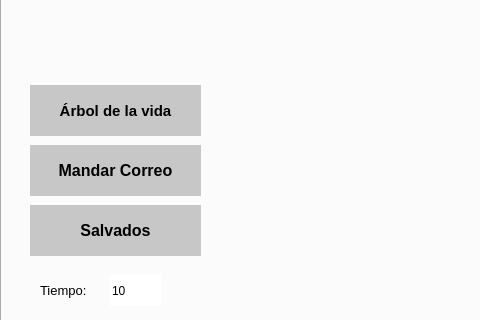
Qt form mainwindow.ui (gaboq98/ArbolDelJuicio) before a commit; both pictures show x 0 to 480 and y 121 to 441 of the 1031 by 523 pixel window.
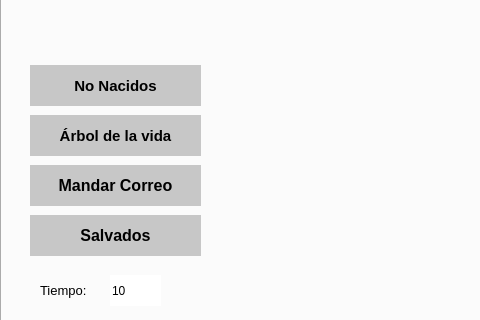
The same form after that commit. Icons and pictures are not drawn.

```diff
--- a/mainwindow.ui
+++ b/mainwindow.ui
@@ -77,9 +77,9 @@
       <property name="geometry">
        <rect>
         <x>30</x>
-        <y>180</y>
+        <y>210</y>
         <width>171</width>
-        <height>51</height>
+        <height>41</height>
        </rect>
       </property>
       <property name="font">
@@ -100,9 +100,9 @@
       <property name="geometry">
        <rect>
         <x>30</x>
-        <y>240</y>
+        <y>260</y>
         <width>171</width>
-        <height>51</height>
+        <height>41</height>
        </rect>
       </property>
       <property name="font">
@@ -123,9 +123,9 @@
       <property name="geometry">
        <rect>
         <x>30</x>
-        <y>300</y>
+        <y>310</y>
         <width>171</width>
-        <height>51</height>
+        <height>41</height>
        </rect>
       </property>
       <property name="font">
@@ -228,6 +228,29 @@
        <bool>false</bool>
       </property>
      </widget>
+     <widget class="QPushButton" name="arbol_de_vida_button_2">
+      <property name="geometry">
+       <rect>
+        <x>30</x>
+        <y>160</y>
+        <width>171</width>
+        <height>41</height>
+       </rect>
+      </property>
+      <property name="font">
+       <font>
+        <pointsize>11</pointsize>
+        <weight>75</weight>
+        <bold>true</bold>
+       </font>
+      </property>
+      <property name="styleSheet">
+       <string notr="true">background-color: rgb(199, 199, 199);</string>
+      </property>
+      <property name="text">
+       <string>No Nacidos</string>
+      </property>
+     </widget>
      <zorder>label_3</zorder>
      <zorder>arbol_de_vida_button</zorder>
      <zorder>no_nacidos_button</zorder>
```
Left out of the diff: 5 changed lines with no effect on the pictures.
